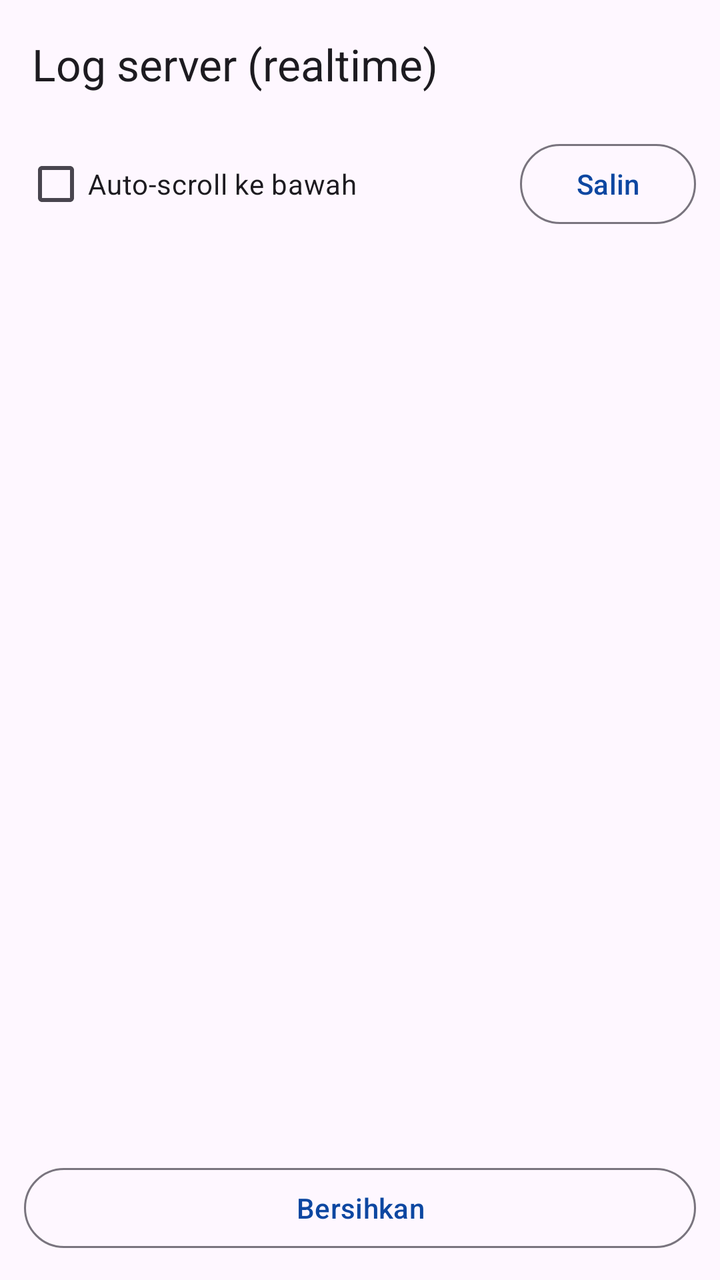
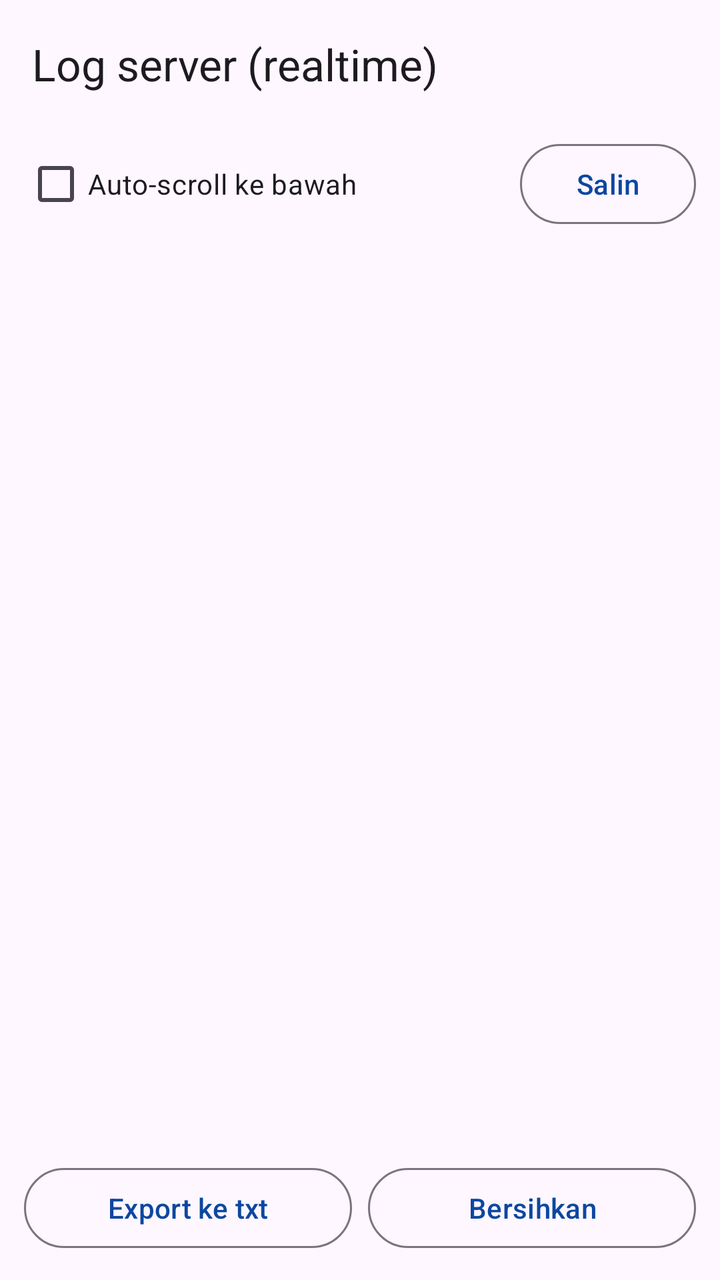

An Android layout rendered at two revisions. The XML below is the earlier revision; the diff shows what the commit changed to produce the second picture.
<!-- AndroidManifest.xml: activity theme Theme.HttpDownloadManager -->
<!-- res/layout/activity_log.xml -->
<?xml version="1.0" encoding="utf-8"?>
<LinearLayout xmlns:android="http://schemas.android.com/apk/res/android"
    xmlns:app="http://schemas.android.com/apk/res-auto"
    android:layout_width="match_parent"
    android:layout_height="match_parent"
    android:orientation="vertical">

    <com.google.android.material.appbar.MaterialToolbar
        android:id="@+id/toolbar"
        android:layout_width="match_parent"
        android:layout_height="?attr/actionBarSize"
        app:title="@string/remote_log_label" />

    <LinearLayout
        android:layout_width="match_parent"
        android:layout_height="wrap_content"
        android:gravity="center_vertical"
        android:orientation="horizontal"
        android:paddingHorizontal="12dp"
        android:paddingTop="4dp">

        <CheckBox
            android:id="@+id/log_autoscroll"
            android:layout_width="0dp"
            android:layout_height="wrap_content"
            android:layout_weight="1"
            android:text="@string/remote_log_autoscroll" />

        <Button
            android:id="@+id/log_copy"
            style="?attr/materialButtonOutlinedStyle"
            android:layout_width="wrap_content"
            android:layout_height="wrap_content"
            android:text="@string/remote_log_copy" />
    </LinearLayout>

    <ScrollView
        android:id="@+id/log_scroll"
        android:layout_width="match_parent"
        android:layout_height="0dp"
        android:layout_weight="1"
        android:padding="12dp">

        <TextView
            android:id="@+id/log"
            android:layout_width="match_parent"
            android:layout_height="wrap_content"
            android:fontFamily="monospace"
            android:textIsSelectable="true"
            android:textSize="12sp"
            android:textColor="?android:attr/textColorPrimary" />
    </ScrollView>

    <Button
        android:id="@+id/log_clear"
        style="?attr/materialButtonOutlinedStyle"
        android:layout_width="match_parent"
        android:layout_height="wrap_content"
        android:layout_marginHorizontal="12dp"
        android:layout_marginBottom="12dp"
        android:text="@string/remote_log_clear" />
</LinearLayout>
<!-- resources referenced by this layout -->
<resources>
  <string name="remote_log_autoscroll">Auto-scroll ke bawah</string>
  <string name="remote_log_clear">Bersihkan</string>
  <string name="remote_log_copy">Salin</string>
  <string name="remote_log_label">Log server (realtime)</string>
  <style name="Theme.HttpDownloadManager" parent="Theme.Material3.DayNight.NoActionBar">
          <item name="colorPrimary">@color/primary</item>
          <item name="colorPrimaryDark">@color/primary_dark</item>
          <item name="colorAccent">@color/accent</item>
      </style>
  <color name="primary">#0D47A1</color>
  <color name="primary_dark">#002171</color>
  <color name="accent">#FF6F00</color>
</resources>

<!-- the commit's change to res/layout/activity_log.xml (unified diff, before → after) -->
@@ -51,12 +51,28 @@
             android:textColor="?android:attr/textColorPrimary" />
     </ScrollView>
 
-    <Button
-        android:id="@+id/log_clear"
-        style="?attr/materialButtonOutlinedStyle"
+    <LinearLayout
         android:layout_width="match_parent"
         android:layout_height="wrap_content"
         android:layout_marginHorizontal="12dp"
         android:layout_marginBottom="12dp"
-        android:text="@string/remote_log_clear" />
+        android:orientation="horizontal">
+
+        <Button
+            android:id="@+id/log_export"
+            style="?attr/materialButtonOutlinedStyle"
+            android:layout_width="0dp"
+            android:layout_height="wrap_content"
+            android:layout_weight="1"
+            android:text="@string/remote_log_export" />
+
+        <Button
+            android:id="@+id/log_clear"
+            style="?attr/materialButtonOutlinedStyle"
+            android:layout_width="0dp"
+            android:layout_height="wrap_content"
+            android:layout_marginStart="8dp"
+            android:layout_weight="1"
+            android:text="@string/remote_log_clear" />
+    </LinearLayout>
 </LinearLayout>
<!-- resource entries referenced after the edit -->
@@ -3,6 +3,7 @@
   <string name="remote_log_autoscroll">Auto-scroll ke bawah</string>
   <string name="remote_log_clear">Bersihkan</string>
   <string name="remote_log_copy">Salin</string>
+  <string name="remote_log_export">Export ke txt</string>
   <string name="remote_log_label">Log server (realtime)</string>
   <style name="Theme.HttpDownloadManager" parent="Theme.Material3.DayNight.NoActionBar">
           <item name="colorPrimary">@color/primary</item>
